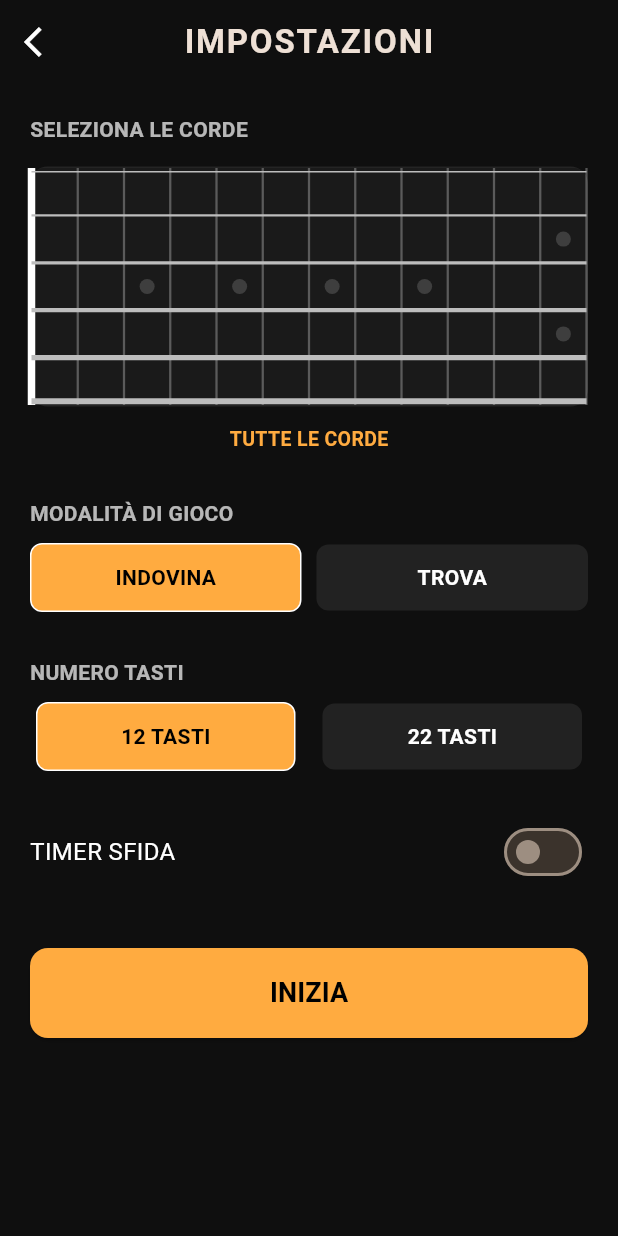
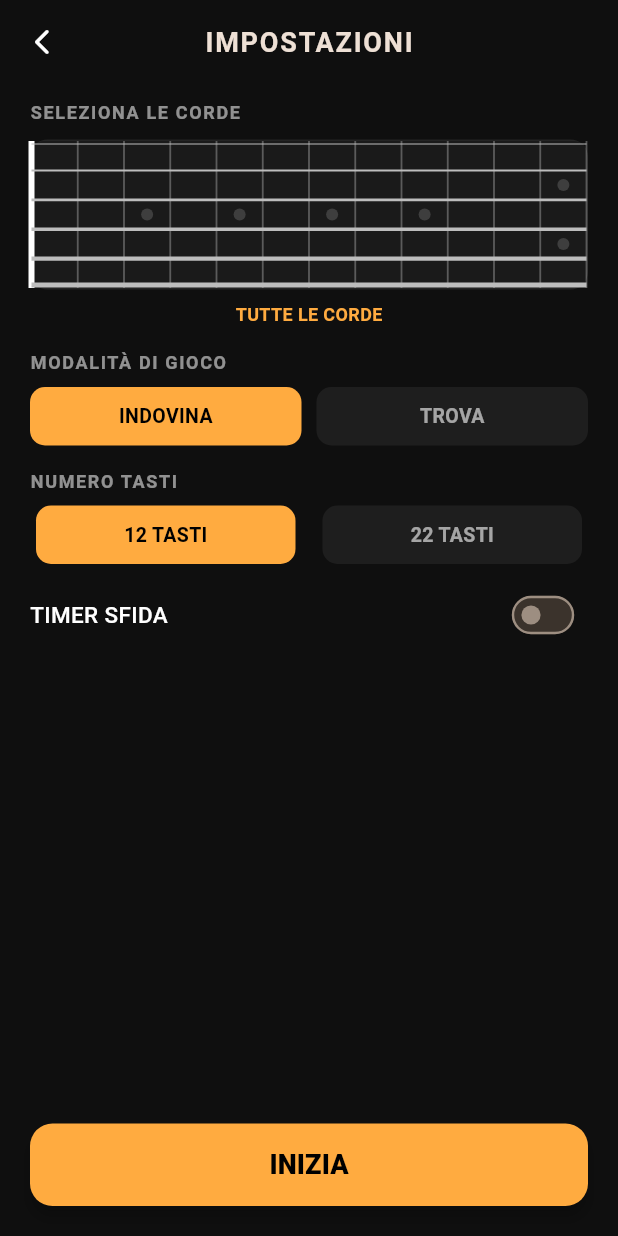
Before and after one commit to LimeBob1985/what-note-is-it, a Flutter app: the screen it shows after launch, after a tap on "GIOCA", on a phone screen of 412 x 824 dp. Run offline on Flutter 3.47's test engine with Material 3 defaults, Android fonts, the phone set to English and light mode, and no system bars; our stand-ins replace shared_preferences.

Commit message:
Altre importanti modifiche

```diff
--- a/lib/screens/settings_page.dart
+++ b/lib/screens/settings_page.dart
@@ -1,7 +1,6 @@
 import 'package:flutter/material.dart';
 import 'game_page.dart';
 import '../models/music_logic.dart';
-// Importiamo il nuovo painter dedicato
 import '../widgets/string_selector_painter.dart';
 
 class SettingsPage extends StatefulWidget {
@@ -14,11 +13,10 @@ class SettingsPage extends StatefulWidget {
 class _SettingsPageState extends State<SettingsPage> {
   int _selectedFrets = 12;
   bool _timerEnabled = false;
-  int _timerSeconds = 10;
+  int _timerSeconds = 5;
   String _selectedMode = "INDOVINA";
-  final List<int> _timerOptions = [5, 10, 20, 30];
 
-  // Lista per la selezione multipla delle corde
+  final List<int> _timerOptions = [3, 5, 10, 15];
   final List<int> _selectedStrings = [];
 
   @override
@@ -28,28 +26,27 @@ class _SettingsPageState extends State<SettingsPage> {
       appBar: AppBar(
         title: const Text(
           "IMPOSTAZIONI",
-          style: TextStyle(fontWeight: FontWeight.bold, letterSpacing: 1.2),
+          style: TextStyle(fontWeight: FontWeight.bold, letterSpacing: 1.2, fontSize: 18),
         ),
         backgroundColor: Colors.transparent,
         elevation: 0,
         centerTitle: true,
         leading: IconButton(
-          icon: const Icon(Icons.arrow_back_ios, color: Colors.white),
+          icon: const Icon(Icons.arrow_back_ios_new_rounded, color: Colors.white, size: 20),
           onPressed: () => Navigator.pop(context),
         ),
       ),
       body: SafeArea(
-        child: SingleChildScrollView(
-          padding: const EdgeInsets.all(20.0),
+        child: Padding(
+          padding: const EdgeInsets.symmetric(horizontal: 20.0, vertical: 10),
           child: Column(
             crossAxisAlignment: CrossAxisAlignment.start,
             children: [
               _buildSectionTitle("SELEZIONA LE CORDE"),
-              const SizedBox(height: 15),
+              const SizedBox(height: 10),
 
-              // Selettore Corde con il nuovo Painter dedicato
               Container(
-                height: 160,
+                height: 100,
                 width: double.infinity,
                 decoration: BoxDecoration(
                   color: Colors.black26,
@@ -61,12 +58,8 @@ class _SettingsPageState extends State<SettingsPage> {
                     return GestureDetector(
                       behavior: HitTestBehavior.opaque,
                       onTapDown: (details) {
-                        // Calcolo preciso sulla coordinata Y (altezza)
                         double y = details.localPosition.dy;
                         double h = constraints.maxHeight;
-
-                        // Poiché nel painter 0 è Mi Cantino e h è Mi Grave:
-                        // Invertiamo il calcolo per far corrispondere il tocco visivo
                         int stringIdx = 6 - ((y / h) * 6).floor();
                         stringIdx = stringIdx.clamp(1, 6);
 
@@ -87,9 +80,8 @@ class _SettingsPageState extends State<SettingsPage> {
                   },
                 ),
               ),
-              const SizedBox(height: 12),
+              const SizedBox(height: 8),
 
-              // Nomi delle corde selezionate
               Center(
                 child: Text(
                   _selectedStrings.isEmpty
@@ -98,14 +90,14 @@ class _SettingsPageState extends State<SettingsPage> {
                   style: const TextStyle(
                     color: Colors.orangeAccent,
                     fontWeight: FontWeight.bold,
-                    fontSize: 13
+                    fontSize: 12
                   ),
                 ),
               ),
 
-              const SizedBox(height: 30),
+              const SizedBox(height: 15),
               _buildSectionTitle("MODALITÀ DI GIOCO"),
-              const SizedBox(height: 10),
+              const SizedBox(height: 8),
               Row(
                 children: [
                   _modeButton("INDOVINA"),
@@ -114,9 +106,9 @@ class _SettingsPageState extends State<SettingsPage> {
                 ],
               ),
 
-              const SizedBox(height: 30),
+              const SizedBox(height: 15),
               _buildSectionTitle("NUMERO TASTI"),
-              const SizedBox(height: 10),
+              const SizedBox(height: 8),
               Row(
                 children: [
                   _optionButton(12, _selectedFrets, (v) => setState(() => _selectedFrets = v), " TASTI"),
@@ -125,23 +117,27 @@ class _SettingsPageState extends State<SettingsPage> {
                 ],
               ),
 
-              const SizedBox(height: 30),
+              const SizedBox(height: 10),
               Row(
                 mainAxisAlignment: MainAxisAlignment.spaceBetween,
                 children: [
-                  const Text("TIMER SFIDA", style: TextStyle(color: Colors.white, fontSize: 16)),
-                  Switch(
-                    value: _timerEnabled,
-                    activeTrackColor: Colors.orangeAccent.withAlpha(128),
-                    activeColor: Colors.orangeAccent,
-                    onChanged: (val) => setState(() => _timerEnabled = val),
+                  const Text("TIMER SFIDA", style: TextStyle(color: Colors.white, fontSize: 15, fontWeight: FontWeight.w500)),
+                  Transform.scale(
+                    scale: 0.8,
+                    child: Switch(
+                      value: _timerEnabled,
+                      activeTrackColor: Colors.orangeAccent.withAlpha(128),
+                      // CORRETTO: Usato activeThumbColor invece di activeColor
+                      activeThumbColor: Colors.orangeAccent,
+                      onChanged: (val) => setState(() => _timerEnabled = val),
+                    ),
                   ),
                 ],
               ),
+
               if (_timerEnabled) ...[
-                const SizedBox(height: 15),
                 _buildSectionTitle("DURATA (SEC)"),
-                const SizedBox(height: 10),
+                const SizedBox(height: 8),
                 Row(
                   mainAxisAlignment: MainAxisAlignment.spaceBetween,
                   children: _timerOptions
@@ -150,8 +146,9 @@ class _SettingsPageState extends State<SettingsPage> {
                 ),
               ],
 
-              const SizedBox(height: 40),
+              const Spacer(),
               _buildStartButton(context),
+              const SizedBox(height: 10),
             ],
           ),
         ),
@@ -160,18 +157,19 @@ class _SettingsPageState extends State<SettingsPage> {
   }
 
   Widget _buildSectionTitle(String title) {
-    return Text(title, style: const TextStyle(color: Colors.white70, fontSize: 14, fontWeight: FontWeight.bold));
+    return Text(title, style: const TextStyle(color: Colors.white54, fontSize: 12, fontWeight: FontWeight.bold, letterSpacing: 1.1));
   }
 
   Widget _buildStartButton(BuildContext context) {
     return SizedBox(
       width: double.infinity,
-      height: 60,
+      height: 55,
       child: ElevatedButton(
         style: ElevatedButton.styleFrom(
           backgroundColor: Colors.orangeAccent,
           foregroundColor: Colors.black,
-          shape: RoundedRectangleBorder(borderRadius: BorderRadius.circular(12)),
+          elevation: 4,
+          shape: RoundedRectangleBorder(borderRadius: BorderRadius.circular(15)),
         ),
         onPressed: () {
           Navigator.push(
@@ -186,7 +184,8 @@ class _SettingsPageState extends State<SettingsPage> {
             ),
           );
         },
-        child: const Text("INIZIA", style: TextStyle(fontSize: 18, fontWeight: FontWeight.bold)),
+        // CORRETTO: FontWeight.w900 invece di .black
+        child: const Text("INIZIA", style: TextStyle(fontSize: 18, fontWeight: FontWeight.w900)),
       ),
     );
   }
@@ -197,18 +196,18 @@ class _SettingsPageState extends State<SettingsPage> {
       child: GestureDetector(
         onTap: () => setState(() => _selectedMode = mode),
         child: Container(
-          padding: const EdgeInsets.symmetric(vertical: 12),
+          padding: const EdgeInsets.symmetric(vertical: 10),
           decoration: BoxDecoration(
-            color: isSelected ? Colors.orangeAccent : const Color(0xFF222222),
-            borderRadius: BorderRadius.circular(8),
-            border: isSelected ? Border.all(color: Colors.white, width: 1) : null,
+            color: isSelected ? Colors.orangeAccent : const Color(0xFF1E1E1E),
+            borderRadius: BorderRadius.circular(10),
           ),
           child: Center(
             child: Text(
               mode,
               style: TextStyle(
-                color: isSelected ? Colors.black : Colors.white,
+                color: isSelected ? Colors.black : Colors.white60,
                 fontWeight: FontWeight.bold,
+                fontSize: 13,
               ),
             ),
           ),
@@ -224,18 +223,18 @@ class _SettingsPageState extends State<SettingsPage> {
         onTap: () => onSelect(val),
         child: Container(
           margin: const EdgeInsets.symmetric(horizontal: 4),
-          padding: const EdgeInsets.symmetric(vertical: 12),
+          padding: const EdgeInsets.symmetric(vertical: 10),
           decoration: BoxDecoration(
-            color: isSelected ? Colors.orangeAccent : const Color(0xFF222222),
-            borderRadius: BorderRadius.circular(8),
-            border: isSelected ? Border.all(color: Colors.white, width: 1) : null,
+            color: isSelected ? Colors.orangeAccent : const Color(0xFF1E1E1E),
+            borderRadius: BorderRadius.circular(10),
           ),
           child: Center(
             child: Text(
               "$val$unit",
               style: TextStyle(
-                color: isSelected ? Colors.black : Colors.white,
+                color: isSelected ? Colors.black : Colors.white60,
                 fontWeight: FontWeight.bold,
+                fontSize: 13,
               ),
             ),
           ),
--- a/lib/screens/stats_page.dart
+++ b/lib/screens/stats_page.dart
@@ -84,7 +84,8 @@ class _StatsPageState extends State<StatsPage> {
               child: Column(
                 crossAxisAlignment: CrossAxisAlignment.start,
                 children: [
-                  _buildSectionTitle("PRECISIONE GIORNALIERA (Corrette vs Errate)"),
+                  // MODIFICATO: Rimossa dicitura (Corrette vs Errate)
+                  _buildSectionTitle("PRECISIONE GIORNALIERA"),
                   const SizedBox(height: 10),
                   SizedBox(
                     height: 250,
@@ -100,7 +101,8 @@ class _StatsPageState extends State<StatsPage> {
                   ),
 
                   const SizedBox(height: 40),
-                  _buildSectionTitle("ANDAMENTO ACCURACY %"),
+                  // MODIFICATO: Rimossa percentuale %
+                  _buildSectionTitle("ANDAMENTO ACCURACY"),
                   const SizedBox(height: 10),
 
                   SingleChildScrollView(
--- a/lib/widgets/guitar_neck_painter.dart
+++ b/lib/widgets/guitar_neck_painter.dart
@@ -31,17 +31,21 @@ class GuitarNeckPainter extends CustomPainter {
     const Color stringMetal = Color(0xFFBDBDBD);
 
     final Paint paint = Paint()..isAntiAlias = true;
+
+    // MODIFICA: padX ora definisce la larghezza fissa del manico dritto
     final double padX = width * 0.22;
     final double usableW = width - (padX * 2);
     final double nutY = height * 0.05;
     final double stringGap = usableW / 5;
 
-    // --- DISEGNO LEGNO ---
+    // --- DISEGNO LEGNO (RETTANGOLARE DRITTO) ---
     paint.color = neckWood;
-    canvas.drawRRect(
-        RRect.fromLTRBR(padX - 4, 0, width - padX + 4, height, const Radius.circular(8)),
+    // Disegniamo il rettangolo di fondo largo quanto la tastiera
+    canvas.drawRect(
+        Rect.fromLTRB(padX, 0, width - padX, height),
         paint);
 
+    // --- TASTIERA (RETTANGOLARE DRITTA) ---
     paint.color = fretboardWood;
     canvas.drawRect(Rect.fromLTWH(padX, nutY, usableW, height - nutY), paint);
 
@@ -74,8 +78,6 @@ class GuitarNeckPainter extends CustomPainter {
         final Paint inlayPaint = Paint()..color = Colors.white.withAlpha(50);
 
         if (i == 12) {
-          // Centrati tra 2ª-3ª corda e 4ª-5ª corda
-          // Indici corde (0-based): 1.5 e 3.5
           canvas.drawCircle(Offset(padX + (1.5 * stringGap), centerY), 5, inlayPaint);
           canvas.drawCircle(Offset(padX + (3.5 * stringGap), centerY), 5, inlayPaint);
         } else {
--- a/lib/widgets/string_selector_painter.dart
+++ b/lib/widgets/string_selector_painter.dart
@@ -9,75 +9,69 @@ class StringSelectorPainter extends CustomPainter {
   void paint(Canvas canvas, Size size) {
     final double w = size.width;
     final double h = size.height;
-    final double stringGap = h / 5; // Spazio verticale tra le 6 corde
+
+    // Calcoliamo il gap basandoci sull'altezza effettiva disponibile
+    final double stringGap = h / 5;
 
     final Paint paint = Paint()..isAntiAlias = true;
 
-    // --- SFONDO MANICO (Rettangolo Arrotondato) ---
+    // --- SFONDO MANICO ---
     paint.color = const Color(0xFF1A1A1A);
     final RRect fretboardRect = RRect.fromRectAndRadius(
         Rect.fromLTWH(0, 0, w, h), const Radius.circular(8));
     canvas.drawRRect(fretboardRect, paint);
 
-    // --- LOGICA SPAZIATURA TASTI (12 tasti equispaziati per selezione) ---
+    // --- LOGICA SPAZIATURA TASTI ---
     double fretStep = w / 12;
 
     // --- DISEGNO PALLINI (INLAYS) ---
+    // Ridotto leggermente il raggio (da 5 a 4) per stare meglio nel manico compresso
     final Paint inlayPaint = Paint()..color = Colors.white.withAlpha(40);
     for (int i = 1; i <= 12; i++) {
       if ([3, 5, 7, 9, 12].contains(i)) {
-        // Calcoliamo il centro del tasto corrente (X)
         double centerX = (i * fretStep) - (fretStep / 2);
 
         if (i == 12) {
-          // Doppio pallino verticale al 12esimo tasto
-          // Posizionati esattamente tra 2ª-3ª corda e 4ª-5ª corda
-          // Usando stringGap: 1.5 gap (tra corda 0, 1 e 2) e 3.5 gap (tra corda 3, 4 e 5)
-          canvas.drawCircle(Offset(centerX, 1.5 * stringGap), 5, inlayPaint);
-          canvas.drawCircle(Offset(centerX, 3.5 * stringGap), 5, inlayPaint);
+          canvas.drawCircle(Offset(centerX, 1.5 * stringGap), 4, inlayPaint);
+          canvas.drawCircle(Offset(centerX, 3.5 * stringGap), 4, inlayPaint);
         } else {
-          // Pallino singolo centrale
-          canvas.drawCircle(Offset(centerX, h / 2), 5, inlayPaint);
+          canvas.drawCircle(Offset(centerX, h / 2), 4, inlayPaint);
         }
       }
     }
 
-    // --- DISEGNO BARRETTE METALLICHE DEI TASTI ---
+    // --- DISEGNO BARRETTE METALLICHE ---
     paint.color = const Color(0xFFC0C0C0).withAlpha(100);
-    paint.strokeWidth = 1.5;
+    paint.strokeWidth = 1.2; // Leggermente più sottile per pulizia visiva
     for (int i = 1; i <= 12; i++) {
       double x = i * fretStep;
       canvas.drawLine(Offset(x, 0), Offset(x, h), paint);
     }
 
-    // --- DISEGNO CAPOTASTO (NUT) A SINISTRA ---
+    // --- DISEGNO CAPOTASTO (NUT) ---
     paint.color = Colors.white;
-    paint.strokeWidth = 5;
+    paint.strokeWidth = 4;
     canvas.drawLine(const Offset(0, 0), Offset(0, h), paint);
 
     // --- DISEGNO CORDE ---
     for (int i = 0; i < 6; i++) {
-      // i=0 -> Mi Cantino (In alto, sottile, Corda 1)
-      // i=5 -> Mi Grave (In basso, spessa, Corda 6)
       int actualString = 6 - i;
-
       bool isSelected = selectedStrings.contains(actualString);
 
       paint.color = isSelected ? Colors.orangeAccent : const Color(0xFFBDBDBD);
       paint.strokeWidth = _getStrokeWidth(i);
 
-      // Calcolo altezza corda (Y)
       double y = i * stringGap;
 
-      if (i == 0) y = 2.5;
-      if (i == 5) y = h - 2.5;
+      // Padding dinamico per non tagliare le corde esterne
+      if (i == 0) y = 2.0;
+      if (i == 5) y = h - 2.0;
 
       canvas.drawLine(Offset(0, y), Offset(w, y), paint);
     }
   }
 
-  // Spessore variabile delle corde: aumenta scendendo verso il basso (Mi Grave)
-  double _getStrokeWidth(int i) => 1.0 + (i * 0.6);
+  double _getStrokeWidth(int i) => 0.8 + (i * 0.5);
 
   @override
   bool shouldRepaint(covariant StringSelectorPainter oldDelegate) => true;
```
Also changed, not shown: assets/images/app_logo.png, 26 other files.
